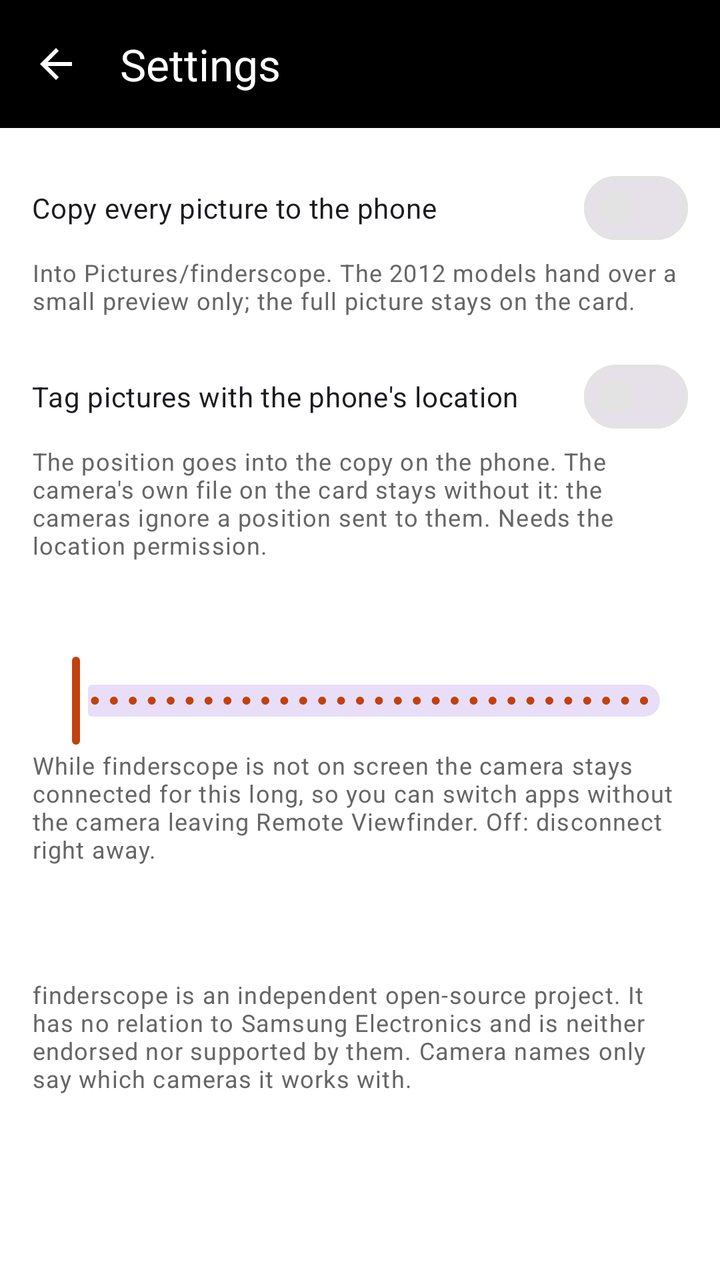
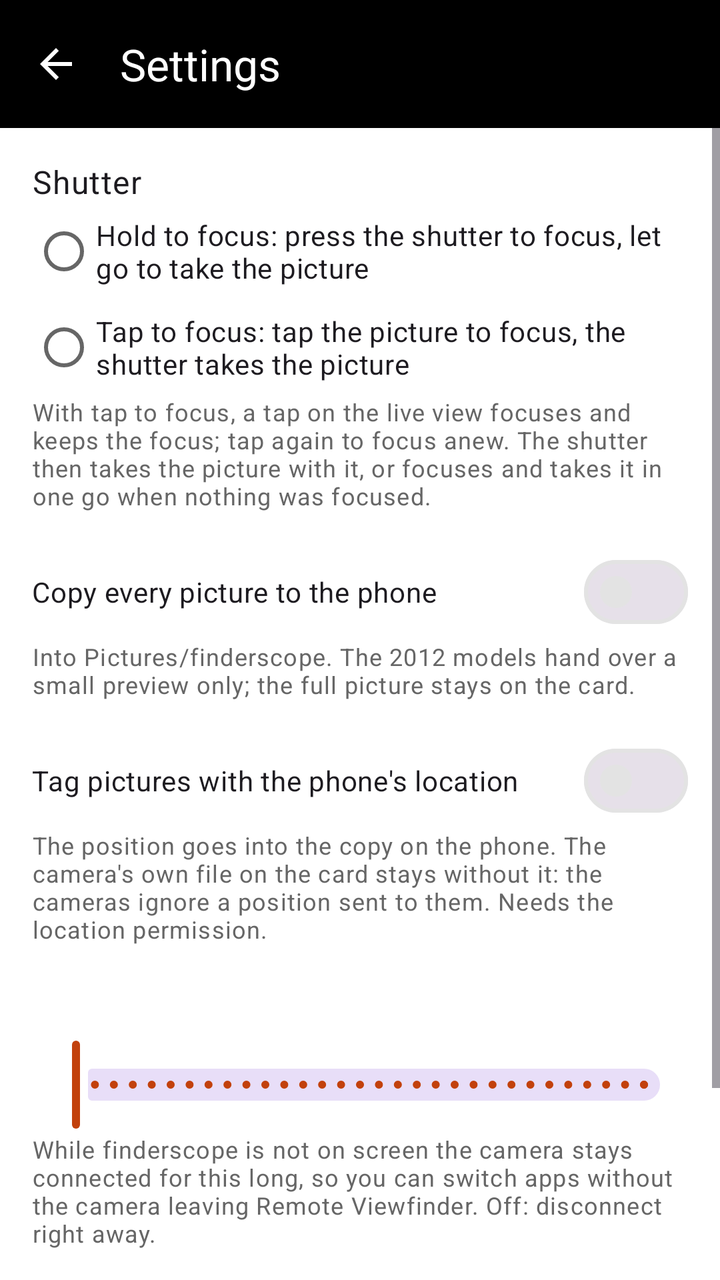

The first picture is an Android layout as it rendered before a commit; the second is the same layout after the commit. The layout source and the unified diff follow.
<!-- AndroidManifest.xml: application theme Theme.Finderscope -->
<!-- res/layout/activity_settings.xml -->
<?xml version="1.0" encoding="utf-8"?>
<LinearLayout xmlns:android="http://schemas.android.com/apk/res/android"
    xmlns:app="http://schemas.android.com/apk/res-auto"
    android:id="@+id/root"
    android:layout_width="match_parent"
    android:layout_height="match_parent"
    android:background="?attr/colorSurface"
    android:orientation="vertical">

    <com.google.android.material.appbar.MaterialToolbar
        android:id="@+id/toolbar"
        style="@style/Widget.Finderscope.Toolbar"
        android:layout_width="match_parent"
        android:layout_height="wrap_content"
        android:minHeight="?attr/actionBarSize"
        app:navigationIcon="@drawable/ic_back"
        app:title="@string/settings" />

    <ScrollView
        android:layout_width="match_parent"
        android:layout_height="match_parent">

        <LinearLayout
            android:layout_width="match_parent"
            android:layout_height="wrap_content"
            android:orientation="vertical"
            android:padding="16dp">

            <com.google.android.material.materialswitch.MaterialSwitch
                android:id="@+id/savePictures"
                android:layout_width="match_parent"
                android:layout_height="wrap_content"
                android:text="@string/save_pictures" />

            <TextView
                android:layout_width="match_parent"
                android:layout_height="wrap_content"
                android:text="@string/save_pictures_hint"
                android:textAppearance="?attr/textAppearanceBodySmall"
                android:textColor="?attr/colorOnSurfaceVariant" />

            <com.google.android.material.materialswitch.MaterialSwitch
                android:id="@+id/gpsTag"
                android:layout_width="match_parent"
                android:layout_height="wrap_content"
                android:layout_marginTop="16dp"
                android:text="@string/gps_tag" />

            <TextView
                android:layout_width="match_parent"
                android:layout_height="wrap_content"
                android:text="@string/gps_tag_hint"
                android:textAppearance="?attr/textAppearanceBodySmall"
                android:textColor="?attr/colorOnSurfaceVariant" />

            <TextView
                android:id="@+id/awayLabel"
                android:layout_width="match_parent"
                android:layout_height="wrap_content"
                android:layout_marginTop="24dp"
                android:textAppearance="?attr/textAppearanceBodyLarge" />

            <com.google.android.material.slider.Slider
                android:id="@+id/awayMinutes"
                android:layout_width="match_parent"
                android:layout_height="wrap_content"
                android:contentDescription="@string/away_title"
                android:stepSize="1"
                android:valueFrom="0"
                android:valueTo="30" />

            <TextView
                android:layout_width="match_parent"
                android:layout_height="wrap_content"
                android:text="@string/away_hint"
                android:textAppearance="?attr/textAppearanceBodySmall"
                android:textColor="?attr/colorOnSurfaceVariant" />

            <TextView
                android:id="@+id/version"
                android:layout_width="match_parent"
                android:layout_height="wrap_content"
                android:layout_marginTop="32dp"
                android:textAppearance="?attr/textAppearanceBodySmall"
                android:textColor="?attr/colorOnSurfaceVariant" />

            <TextView
                android:layout_width="match_parent"
                android:layout_height="wrap_content"
                android:layout_marginTop="8dp"
                android:text="@string/disclaimer"
                android:textAppearance="?attr/textAppearanceBodySmall"
                android:textColor="?attr/colorOnSurfaceVariant" />
        </LinearLayout>
    </ScrollView>
</LinearLayout>
<!-- resources referenced by this layout -->
<resources>
  <!-- drawable ic_back (drawable) -->
  <?xml version="1.0" encoding="utf-8"?>
  <vector xmlns:android="http://schemas.android.com/apk/res/android"
      android:width="24dp" android:height="24dp" android:viewportWidth="24" android:viewportHeight="24" android:tint="?attr/colorControlNormal">
      <path android:fillColor="#FFFFFF" android:pathData="M20,11H7.83l5.59,-5.59L12,4l-8,8 8,8 1.41,-1.41L7.83,13H20v-2z" />
  </vector>
  <string name="away_hint">While finderscope is not on screen the camera stays connected for this long, so you can switch apps without the camera leaving Remote Viewfinder. Off: disconnect right away.</string>
  <string name="away_title">Stay connected in the background</string>
  <string name="disclaimer">finderscope is an independent open-source project. It has no relation to Samsung Electronics and is neither endorsed nor supported by them. Camera names only say which cameras it works with.</string>
  <string name="gps_tag">Tag pictures with the phone\'s location</string>
  <string name="gps_tag_hint">The position goes into the copy on the phone. The camera\'s own file on the card stays without it: the cameras ignore a position sent to them. Needs the location permission.</string>
  <string name="save_pictures">Copy every picture to the phone</string>
  <string name="save_pictures_hint">Into Pictures/finderscope. The 2012 models hand over a small preview only; the full picture stays on the card.</string>
  <string name="settings">Settings</string>
  <style name="Widget.Finderscope.Toolbar" parent="Widget.Material3.Toolbar">
          <item name="android:background">@color/finder_bg</item>
          <item name="titleTextColor">@color/finder_fg</item>
          <item name="subtitleTextColor">#BBBBBB</item>
          <item name="android:theme">@style/ThemeOverlay.Finderscope.Toolbar</item>
      </style>
  <color name="finder_bg">#000000</color>
  <color name="finder_fg">#FFFFFF</color>
  <style name="ThemeOverlay.Finderscope.Toolbar" parent="ThemeOverlay.Material3.Dark">
          <item name="colorControlNormal">@color/finder_fg</item>
          <item name="colorOnSurface">@color/finder_fg</item>
      </style>
  <color name="primary">#C2410C</color>
  <color name="on_primary">#FFFFFF</color>
  <color name="primary_container">#FFE3D3</color>
  <color name="on_primary_container">#4A1503</color>
  <color name="surface">#FFFFFF</color>
  <color name="on_surface">#1A1A1A</color>
  <color name="surface_container">#F7F7F7</color>
  <color name="on_surface_variant">#666666</color>
  <color name="outline">#E3E3E3</color>
  <color name="error">#C62828</color>
  <!-- unchanged entries left out for length: 1 -->
</resources>

<!-- the commit's change to res/layout/activity_settings.xml (unified diff, before → after) -->
@@ -25,6 +25,38 @@
             android:layout_height="wrap_content"
             android:orientation="vertical"
             android:padding="16dp">
+
+            <TextView
+                android:layout_width="match_parent"
+                android:layout_height="wrap_content"
+                android:text="@string/shutter_title"
+                android:textAppearance="?attr/textAppearanceBodyLarge" />
+
+            <RadioGroup
+                android:id="@+id/shutterMode"
+                android:layout_width="match_parent"
+                android:layout_height="wrap_content">
+
+                <com.google.android.material.radiobutton.MaterialRadioButton
+                    android:id="@+id/shutterHold"
+                    android:layout_width="match_parent"
+                    android:layout_height="wrap_content"
+                    android:text="@string/shutter_hold" />
+
+                <com.google.android.material.radiobutton.MaterialRadioButton
+                    android:id="@+id/shutterTap"
+                    android:layout_width="match_parent"
+                    android:layout_height="wrap_content"
+                    android:text="@string/shutter_tap" />
+            </RadioGroup>
+
+            <TextView
+                android:layout_width="match_parent"
+                android:layout_height="wrap_content"
+                android:layout_marginBottom="16dp"
+                android:text="@string/shutter_hint"
+                android:textAppearance="?attr/textAppearanceBodySmall"
+                android:textColor="?attr/colorOnSurfaceVariant" />
 
             <com.google.android.material.materialswitch.MaterialSwitch
                 android:id="@+id/savePictures"
<!-- resource entries referenced after the edit -->
@@ -14,6 +14,10 @@
   <string name="save_pictures">Copy every picture to the phone</string>
   <string name="save_pictures_hint">Into Pictures/finderscope. The 2012 models hand over a small preview only; the full picture stays on the card.</string>
   <string name="settings">Settings</string>
+  <string name="shutter_hint">Hold to focus, release to take the picture. Slide off to cancel. The volume keys work too.</string>
+  <string name="shutter_hold">Hold to focus: press the shutter to focus, let go to take the picture</string>
+  <string name="shutter_tap">Tap to focus: tap the picture to focus, the shutter takes the picture</string>
+  <string name="shutter_title">Shutter</string>
   <style name="Widget.Finderscope.Toolbar" parent="Widget.Material3.Toolbar">
           <item name="android:background">@color/finder_bg</item>
           <item name="titleTextColor">@color/finder_fg</item>
